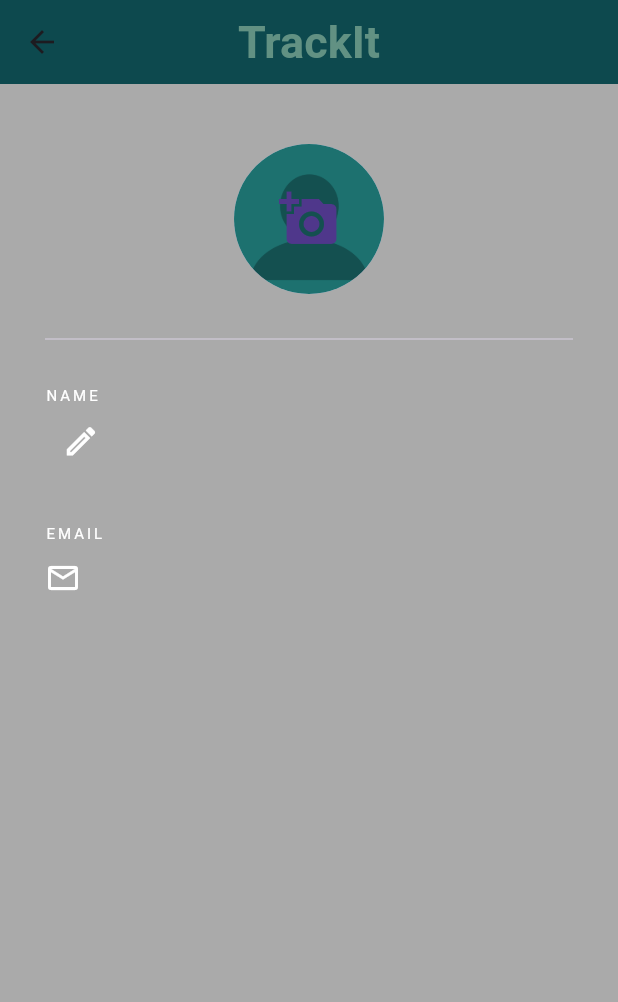
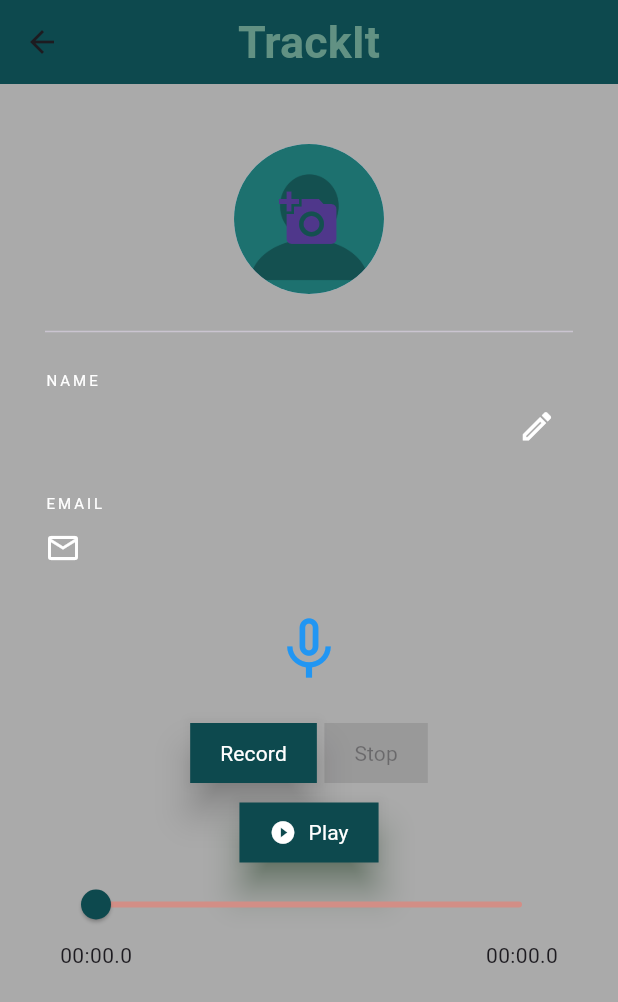
Before and after one commit to Bastian12321/HabitApp---project, a Flutter app: the ProfilePage screen opened by its route, on a phone screen of 412 x 824 dp. Shown: the top 1002 px of the screen. Run offline on Flutter 3.47's test engine with Material 3 defaults, Android fonts, the light colour scheme and no system bars; our stand-ins replace cloud_firestore, firebase_auth, firebase_core, flutter_spinkit, image_picker, just_audio and 2 more; missing offline and left inert: record; accounts and stored records are empty; statements that could not run were skipped.

Commit message:
Audio player

```diff
--- a/lib/pages/profile_page.dart
+++ b/lib/pages/profile_page.dart
@@ -3,8 +3,10 @@ import 'package:flutter/material.dart';
 import 'package:habitapp/models/appUser.dart';
 import 'package:habitapp/services/auth.dart';
 import 'package:habitapp/services/database.dart';
+import 'package:habitapp/util/audio.dart';
 import 'package:habitapp/util/new_username.dart';
 import 'package:image_picker/image_picker.dart';
+import 'package:habitapp/pages/home_page.dart';
 import 'package:provider/provider.dart';
 
 class ProfilePage extends StatefulWidget {
@@ -17,8 +19,6 @@ class ProfilePage extends StatefulWidget {
 
 class _ProfilePageState extends State<ProfilePage> {
 
-  int habitsCompleted = 0;
-  int totalNoOfHabits = 10;
   File? _image;
   String email = 'Loading email...';
   String username = 'Loading username...';
@@ -142,7 +142,7 @@ class _ProfilePageState extends State<ProfilePage> {
                 ),
               ),
             ),
-            const Divider(height: 60),
+            const Divider(height: 50),
             const Text(
               'NAME',
               style: TextStyle(
@@ -152,9 +152,13 @@ class _ProfilePageState extends State<ProfilePage> {
               ),
             ),
             Row(
+              mainAxisAlignment: MainAxisAlignment.spaceBetween,
               children: [
-                Text(
+                Flexible(
+                  child: Text(
                     username,
+                    softWrap: true,
+                    overflow: TextOverflow.visible,
                     style: const TextStyle(
                       color: Colors.white,
                       letterSpacing: 2.0,
@@ -162,6 +166,8 @@ class _ProfilePageState extends State<ProfilePage> {
                       fontWeight: FontWeight.bold,
                     ),
                   ),
+                ),
+                const SizedBox(width: 10,),
                 IconButton(
                   onPressed: () {
                     changeName(context);
@@ -174,7 +180,7 @@ class _ProfilePageState extends State<ProfilePage> {
                 )
               ],
             ),
-            const SizedBox(height: 30),
+            const SizedBox(height: 20),
             const Text(
               'EMAIL',
               style: TextStyle(
@@ -201,7 +207,8 @@ class _ProfilePageState extends State<ProfilePage> {
                 ),
               ],
             ),
-            const SizedBox(height: 30,),
+            const SizedBox(height: 20,),
+            Audio(),
           ],
         ),
       ),
--- /dev/null
+++ b/lib/util/audio.dart
@@ -0,0 +1,240 @@
+import 'package:flutter/material.dart';
+import 'package:just_audio/just_audio.dart';
+import 'package:record/record.dart';
+import 'package:path_provider/path_provider.dart';
+import 'dart:io';
+
+class Audio extends StatefulWidget {
+  @override
+  _AudioState createState() => _AudioState();
+}
+
+class _AudioState extends State<Audio> {
+  final AudioPlayer _audioPlayer = AudioPlayer();
+  final AudioRecorder _recorder = AudioRecorder();
+  bool _isRecording = false;
+  bool _isPlaying = false;
+  String? _filePath;
+  double _currentPosition = 0;
+  double _totalDuration = 0;
+  String _currentTimeString = "00:00.00";
+  String _totalTimeString = "00:00.00";
+
+  @override
+  void initState() {
+    super.initState();
+    _audioPlayer.playbackEventStream.listen((event) {
+      if (event.processingState == ProcessingState.completed) {
+        setState(() {
+          _isPlaying = false;
+          _currentPosition = 0;
+          _currentTimeString = _formatDuration(Duration(milliseconds: 0));
+        });
+      }
+    });
+
+    // Adding listener to update _currentPosition
+    _audioPlayer.positionStream.listen((position) {
+      setState(() {
+        _currentPosition = position.inMilliseconds.toDouble();
+        _currentTimeString = _formatDuration(Duration(milliseconds: position.inMilliseconds));
+      });
+    });
+
+    _audioPlayer.durationStream.listen((duration) {
+      setState(() {
+        _totalDuration = duration?.inMilliseconds.toDouble() ?? 0;
+        _totalTimeString = _formatDuration(duration ?? Duration.zero);
+      });
+    });
+  }
+
+  // Helper method to format duration as 'mm:ss,SS'
+  String _formatDuration(Duration duration) {
+    String twoDigits(int n) => n.toString().padLeft(2, '0');
+    String twoDigitMinutes = twoDigits(duration.inMinutes.remainder(60));
+    String twoDigitsSeconds = twoDigits(duration.inSeconds.remainder(60));
+    String twoDigitsHundredths = (duration.inMilliseconds.remainder(1000) / 10).floor().toString();
+    return '$twoDigitMinutes:$twoDigitsSeconds.$twoDigitsHundredths';
+  }
+
+  @override
+  void dispose() {
+    _audioPlayer.dispose();
+    super.dispose();
+  }
+
+  Future<void> _startRecording() async {
+    final bool isPermissionGranted = await _recorder.hasPermission();
+    if (!isPermissionGranted) {
+      print('Microphone permission not granted!');
+      return;
+    }
+
+    setState(() {
+      _currentPosition = 0;
+      _currentTimeString = _formatDuration(const Duration(milliseconds: 0));
+    });
+
+    // Generate a unique file name using the current timestamp
+    final directory = await getApplicationDocumentsDirectory();
+    String fileName = 'recording_${DateTime.now().millisecondsSinceEpoch}.m4a';
+    _filePath = '${directory.path}/$fileName';
+    print('File path: $_filePath');
+
+    const config = RecordConfig(
+      encoder: AudioEncoder.aacLc,
+      sampleRate: 44100,
+      bitRate: 128000,
+    );
+
+    await _recorder.start(config, path: _filePath!);
+    setState(() {
+      _isRecording = true;
+    });
+    print('Recording started');
+    print('');
+  }
+
+  Future<void> _stopRecording() async {
+    await _recorder.stop();
+    setState(() {
+      _isRecording = false;
+    });
+    print('Recording stopped');
+    print('');
+  }
+
+  Future<void> _playRecording() async {
+    // Make sure file exists
+    if (_filePath != null && File(_filePath!).existsSync()) {
+      print('File exists, preparing to play');
+      try {
+        setState(() {
+          _isPlaying = true;
+        });
+        await _audioPlayer.setFilePath(_filePath!);
+        print('File path set successfully');
+
+        final duration = await _audioPlayer.duration;
+        print('Audio duration: $duration');
+        setState(() {
+          _totalDuration = duration?.inMilliseconds.toDouble() ?? 0;
+          _totalTimeString = _formatDuration(duration ?? Duration.zero);
+        });
+
+        print('Playing recording');
+        print('Current position: ${await _audioPlayer.position}');
+        print('True: $_isPlaying');
+        print('');
+
+
+        await _audioPlayer.seek(Duration(milliseconds: _currentPosition.toInt()));
+        await _audioPlayer.play();
+
+      } catch (e) {
+        print('Error setting file path or playing: $e');
+      }
+    } else {
+      print('Nothing to play, file path is null or file does not exist');
+    }
+  }
+
+  Future<void> _pauseRecording() async {
+    await _audioPlayer.pause();
+    final position = await _audioPlayer.position;
+    setState(() {
+      _isPlaying = false;
+      _currentPosition = position.inMilliseconds.toDouble();
+      _currentTimeString = _formatDuration(position);
+    });
+    print('Paused recording');
+    print('Current position: $position');
+    print('False: $_isPlaying');
+    print('');
+  }
+
+  @override
+  Widget build(BuildContext context) {
+    return Padding(
+        padding: const EdgeInsets.all(10.0),
+        child: Column(
+          mainAxisAlignment: MainAxisAlignment.center,
+          children: [
+            Icon(
+              _isRecording ? Icons.mic : Icons.mic_none,
+              size: 50,
+              color: _isRecording ? Colors.red : Colors.blue,
+            ),
+            const SizedBox(height: 20),
+            Row(
+              mainAxisAlignment: MainAxisAlignment.center,
+              children: [
+                ElevatedButton(
+                  onPressed: _isRecording ? null : _startRecording,
+                  style: ElevatedButton.styleFrom(
+                    shape: LinearBorder(),
+                    elevation: 10,
+                    backgroundColor: const Color(0xFF0D494E),
+                    foregroundColor: Colors.white,
+                    padding: const EdgeInsets.symmetric(horizontal: 20, vertical: 10),
+                  ),
+                  child: const Text('Record'),
+                ),
+                const SizedBox(width: 5),
+                ElevatedButton(
+                  onPressed: _isRecording ? _stopRecording : null,
+                  style: ElevatedButton.styleFrom(
+                    shape: LinearBorder(),
+                    elevation: 10,
+                    backgroundColor: const Color(0xFF0D494E),
+                    foregroundColor: Colors.white,
+                    padding: const EdgeInsets.symmetric(horizontal: 20, vertical: 10),
+                  ),
+                  child: const Text('Stop'),
+                ),
+              ],
+            ),
+            const SizedBox(height: 5),
+            ElevatedButton.icon(
+              onPressed: !_isRecording ? (_isPlaying ? _pauseRecording : _playRecording) : null,
+              style: ElevatedButton.styleFrom(
+                shape: LinearBorder(),
+                shadowColor: Colors.green[900],
+                elevation: 10,
+                backgroundColor: const Color(0xFF0D494E),
+                foregroundColor: Colors.white,
+                padding: const EdgeInsets.symmetric(horizontal: 20, vertical: 10),
+              ),
+              label: Text(
+                _isPlaying ? 'Pause' : 'Play',
+              ),
+              icon: (_isPlaying
+              ? const Icon(Icons.pause_circle_filled)
+              : const Icon(Icons.play_circle_fill)),
+            ),
+            Slider(
+              value: _currentPosition.clamp(0.0, _totalDuration),
+              max: _totalDuration,
+              onChanged: (value) {
+                _audioPlayer.seek(Duration(milliseconds: value.toInt()));
+                setState(() {
+                  _currentPosition = value;
+                });
+              },
+              thumbColor: const Color(0xFF0D494E),
+              activeColor: const Color.fromARGB(255, 232, 124, 112),
+              inactiveColor: const Color.fromARGB(255, 210, 142, 134),
+            ),
+            Row(
+              mainAxisAlignment: MainAxisAlignment.spaceBetween,
+              children: [
+                Text(_currentTimeString),
+                Text(_totalTimeString),
+              ],
+            ),
+          ],
+        ),
+    );
+  }
+}
--- a/pubspec.yaml
+++ b/pubspec.yaml
@@ -42,8 +42,10 @@ dependencies:
   table_calendar: ^3.1.2
   cloud_firestore: ^5.0.1
   image_picker: ^1.1.2
-  flutter_sound: ^9.6.0
+  just_audio: ^0.9.38
   permission_handler: ^11.3.1
+  record: ^5.1.1
+  path_provider: ^2.1.3
 
 dev_dependencies:
   flutter_test:
```
Also changed, not shown: lib/util/audio_recorder.dart (deleted, +0 -156 lines), pubspec.lock, 6 other files. Lines whose indentation alone changed are shown as unchanged.
